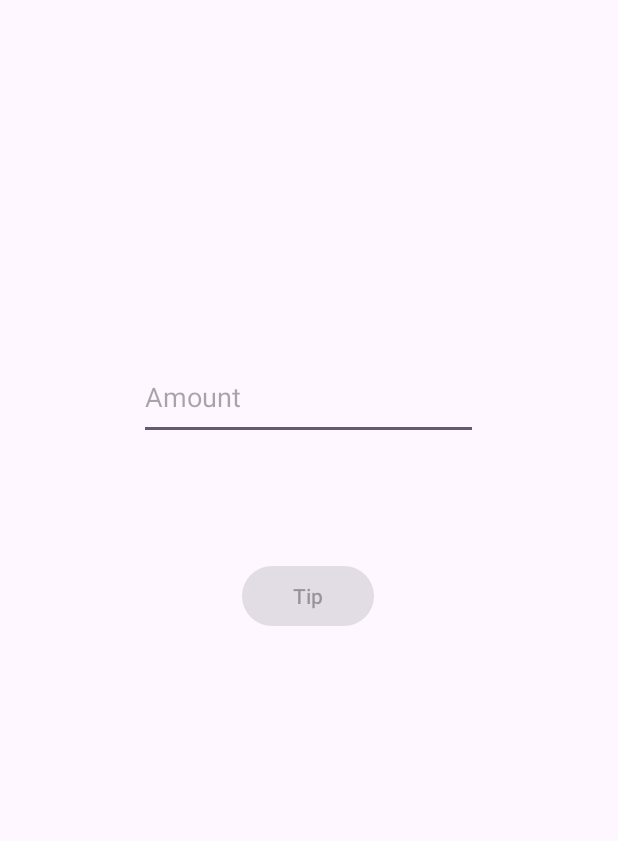
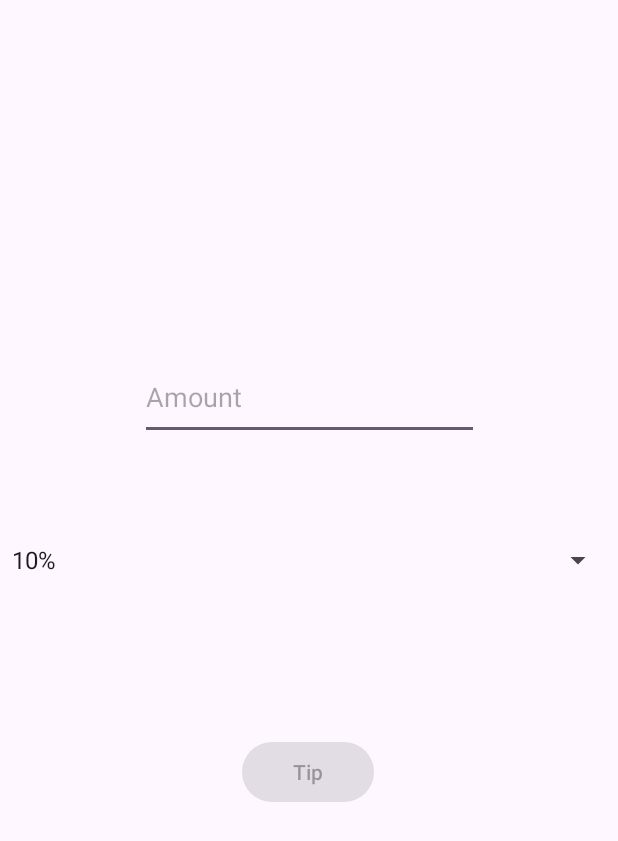
Before and after one commit to OliviaSapp2/INFO448-tipcalc, an Android app: the screen it shows after launch (MainActivity), on a phone screen of 412 x 824 dp. Shown: the top 841 px of the screen. Run offline under Robolectric (Android 15) with nearby library versions, the phone set to English and light mode, and no system bars.

Commit message:
added a tip spinner for extra credit

```diff
--- a/app/src/main/java/edu/uw/ischool/osapp2/tipcalc/MainActivity.kt
+++ b/app/src/main/java/edu/uw/ischool/osapp2/tipcalc/MainActivity.kt
@@ -4,12 +4,14 @@ import android.annotation.SuppressLint
 import android.os.Bundle
 import android.text.Editable
 import android.text.TextWatcher
+import android.widget.ArrayAdapter
 import androidx.activity.enableEdgeToEdge
 import androidx.appcompat.app.AppCompatActivity
 import androidx.core.view.ViewCompat
 import androidx.core.view.WindowInsetsCompat
 import android.widget.Button
 import android.widget.EditText
+import android.widget.Spinner
 import android.widget.Toast
 import java.text.NumberFormat
 import java.util.Locale
@@ -18,6 +20,7 @@ import java.util.Locale
 class MainActivity : AppCompatActivity() {
     private lateinit var tipButton: Button
     private lateinit var amountInput: EditText
+    private lateinit var spinner: Spinner
 
     @SuppressLint("DefaultLocale")
     override fun onCreate(savedInstanceState: Bundle?) {
@@ -33,8 +36,14 @@ class MainActivity : AppCompatActivity() {
         tipButton = findViewById(R.id.button)
         tipButton.isEnabled = false
         amountInput = findViewById(R.id.editTextNumber)
+        spinner = findViewById(R.id.spinner)
+        var current = ""
 
-        var current = ""
+        // Set up the spinner with tip options
+        val tipOptions = arrayOf("10%", "15%", "18%", "20%")
+        val adapter = ArrayAdapter(this, android.R.layout.simple_spinner_item, tipOptions)
+        adapter.setDropDownViewResource(android.R.layout.simple_spinner_dropdown_item)
+        spinner.adapter = adapter
 
         amountInput.addTextChangedListener(object : TextWatcher {
             override fun beforeTextChanged(s: CharSequence?, start: Int, count: Int, after: Int) {}
@@ -45,7 +54,7 @@ class MainActivity : AppCompatActivity() {
             }
 
             override fun afterTextChanged(s: Editable?) {
-                //format the currency so it is USD with a $
+                //format the currency so it is in USD with a $
                 if (s.toString() != current) {
                     val cleanString = s.toString().replace("[$,.]".toRegex(), "")
                     val parsed = cleanString.toDoubleOrNull() ?: 0.0
@@ -58,13 +67,14 @@ class MainActivity : AppCompatActivity() {
         })
 
         tipButton.setOnClickListener{
-            //turn from $ string to int in pennies
-            var dollarAmountStr = amountInput.text.toString()
-            var removedDollarSign = dollarAmountStr.substring(1)
-            var amountPennies = (removedDollarSign.toDouble() * 100).toInt()
+            //Change $USD string into pennies int
+            val dollarAmountStr = amountInput.text.toString()
+            val removedDollarSign = dollarAmountStr.substring(1)
+            val amountPennies = (removedDollarSign.toDouble() * 100).toInt()
 
             //calculate tip
-            val afterTip = amountPennies * 1.15
+            val selectedTip = spinner.selectedItem.toString().replace("%", "").toDouble() / 100
+            val afterTip = amountPennies * (1 + selectedTip)
 
             //format tip
             val formattedAmount = String.format("Total: $%.2f", afterTip /100)
--- a/app/src/main/res/layout/activity_main.xml
+++ b/app/src/main/res/layout/activity_main.xml
@@ -11,14 +11,13 @@
         android:id="@+id/button"
         android:layout_width="wrap_content"
         android:layout_height="wrap_content"
-        android:layout_marginTop="80dp"
-        android:text="Tip"
+        android:text="@string/Tip"
         app:layout_constraintBottom_toBottomOf="parent"
         app:layout_constraintEnd_toEndOf="parent"
         app:layout_constraintHorizontal_bias="0.498"
         app:layout_constraintStart_toStartOf="parent"
-        app:layout_constraintTop_toBottomOf="@+id/editTextNumber"
-        app:layout_constraintVertical_bias="0.0" />
+        app:layout_constraintTop_toBottomOf="@+id/spinner"
+        app:layout_constraintVertical_bias="0.269" />
 
     <EditText
         android:id="@+id/editTextNumber"
@@ -26,12 +25,19 @@
         android:layout_height="57dp"
         android:layout_marginTop="236dp"
         android:ems="10"
-        android:hint="Amount"
+        android:hint="@string/Amount"
         android:inputType="numberDecimal"
         app:layout_constraintEnd_toEndOf="parent"
-        app:layout_constraintHorizontal_bias="0.497"
         app:layout_constraintStart_toStartOf="parent"
         app:layout_constraintTop_toTopOf="parent"
-        tools:text="Amount" />
+        tools:text="@string/Amount" />
+
+    <Spinner
+        android:id="@+id/spinner"
+        android:layout_width="409dp"
+        android:layout_height="wrap_content"
+        android:layout_marginTop="68dp"
+        app:layout_constraintTop_toBottomOf="@+id/editTextNumber"
+        tools:layout_editor_absoluteX="1dp" />
 
 </androidx.constraintlayout.widget.ConstraintLayout>
--- a/app/src/main/res/values/strings.xml
+++ b/app/src/main/res/values/strings.xml
@@ -1,3 +1,5 @@
 <resources>
     <string name="app_name">tipcalc</string>
+    <string name="Amount">Amount</string>
+    <string name="Tip">Tip</string>
 </resources>
```
Also changed, not shown: 5 other files.
